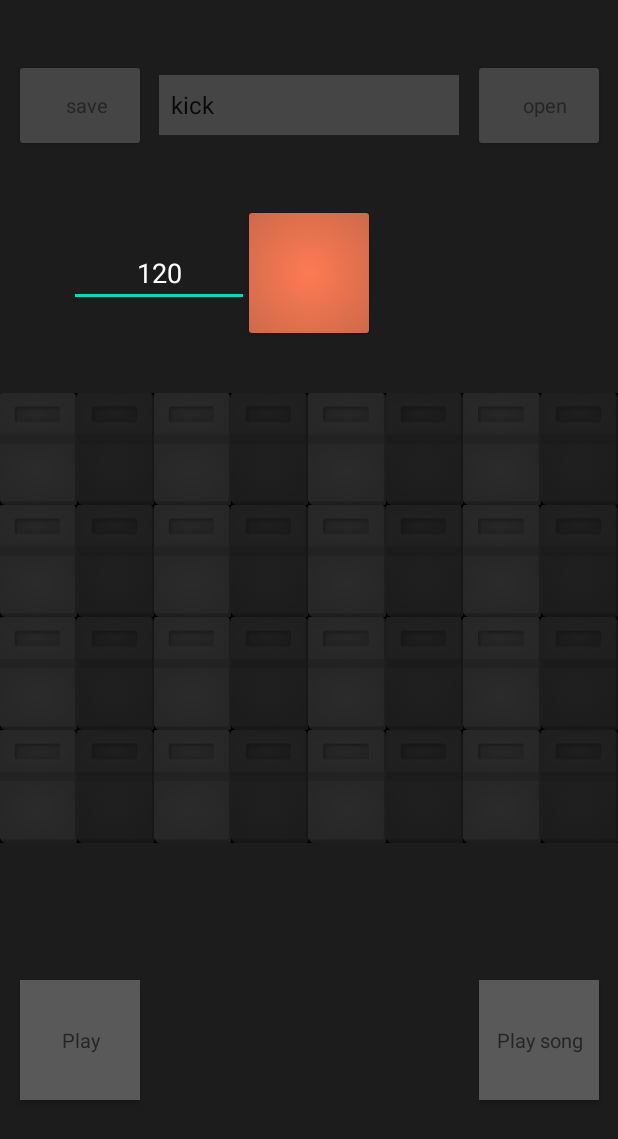
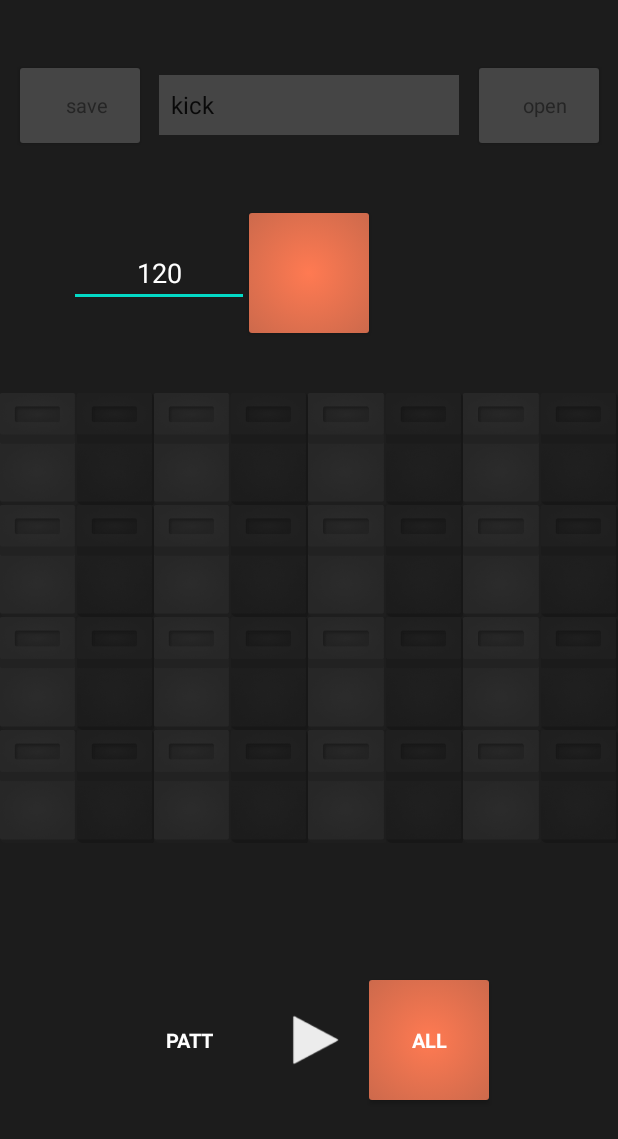
Before and after one commit to ivansavrikov/DrumPartsCreator, an Android app: the screen it shows after launch (RhythmicGridActivity), after a tap on "RG", on a phone screen of 412 x 824 dp. Shown: the top 1139 px of the screen. Run offline under Robolectric (Android 15) with nearby library versions, the phone set to English and light mode, and no system bars.

Commit message:
Оптимизация, обновил дизайн

```diff
--- a/app/src/main/java/com/example/courseproject/RealTimeRhythm.kt
+++ b/app/src/main/java/com/example/courseproject/RealTimeRhythm.kt
@@ -3,28 +3,17 @@ package com.example.courseproject
 import android.content.Intent
 import android.media.MediaPlayer
 import android.media.SoundPool
-import android.net.Uri
 import android.os.Bundle
-import android.text.Editable
-import android.text.TextWatcher
 import android.view.MotionEvent
 import android.view.View
 import android.view.View.OnClickListener
 import android.widget.*
-import android.widget.CompoundButton.OnCheckedChangeListener
 import androidx.appcompat.app.AppCompatActivity
 import com.example.courseproject.core.ManeValues
-import java.util.*
-import kotlin.concurrent.timerTask
 
 class RealTimeRhythm : AppCompatActivity() {
     override fun onCreate(savedInstanceState: Bundle?) {
         super.onCreate(savedInstanceState)
-        window.decorView.systemUiVisibility = (
-                View.SYSTEM_UI_FLAG_FULLSCREEN
-                        or View.SYSTEM_UI_FLAG_HIDE_NAVIGATION
-                        or View.SYSTEM_UI_FLAG_IMMERSIVE_STICKY)
-
         setContentView(R.layout.activity_real_time_rhythm)
 
         ManeValues.metronomeBeepDPlayer = MediaPlayer.create(this, R.raw.rim)
@@ -45,7 +34,7 @@ class RealTimeRhythm : AppCompatActivity() {
         ManeValues.pads[4] = ManeValues.soundPools[4].load(this, R.raw.rim, 0)
         ManeValues.pads[5] = ManeValues.soundPools[5].load(this, R.raw.clap, 0)
         ManeValues.pads[6] = ManeValues.soundPools[6].load(this, R.raw.cowbell, 0)
-        ManeValues.pads[7] = ManeValues.soundPools[7].load(this, R.raw.vox, 0)
+        ManeValues.pads[7] = ManeValues.soundPools[7].load(this, R.raw.lazer, 0)
         ManeValues.pads[8] = ManeValues.soundPools[8].load(this, R.raw.bass_808, 0)
 
 
--- a/app/src/main/java/com/example/courseproject/RhythmicGridActivity.kt
+++ b/app/src/main/java/com/example/courseproject/RhythmicGridActivity.kt
@@ -12,6 +12,8 @@ import com.example.courseproject.core.ManeValues
 import com.example.courseproject.core.Project808
 import com.example.courseproject.database.DBManager
 import kotlinx.coroutines.*
+import kotlinx.coroutines.sync.Mutex
+import kotlinx.coroutines.sync.withLock
 import kotlinx.serialization.json.Json
 import java.util.*
 import kotlin.concurrent.timerTask
@@ -21,24 +23,24 @@ class RhythmicGridActivity : AppCompatActivity() {
     private lateinit var btnOpen: Button
     private lateinit var btnPlayCurrentPattern: ToggleButton
     private lateinit var btnPlayAllPatterns: ToggleButton
+    private lateinit var btnPlay: ToggleButton
     private var buttonSteps: MutableList<ToggleButton> = mutableListOf()
     private var currentPatternIndex: Int = 0
 
     private lateinit var editTextBpm: EditText
+    private lateinit var btnMetronome: ToggleButton
+
+    private val mutex = Mutex()
 
     override fun onCreate(savedInstanceState: Bundle?) {
         super.onCreate(savedInstanceState)
-        window.decorView.systemUiVisibility = (
-                View.SYSTEM_UI_FLAG_FULLSCREEN
-                        or View.SYSTEM_UI_FLAG_HIDE_NAVIGATION
-                        or View.SYSTEM_UI_FLAG_IMMERSIVE_STICKY)
 
         setContentView(R.layout.activity_rhythmic_grid)
 
         editTextBpm = findViewById(R.id.editTextBpm)
         editTextBpm.addTextChangedListener(onChangeBpm)
 
-        val btnMetronome: ToggleButton = findViewById(R.id.btnMetronome)
+        btnMetronome = findViewById(R.id.btnMetronome)
         btnMetronome.setOnCheckedChangeListener(myCheckedChangeListener)
 
         val spinner: Spinner = findViewById(R.id.spinner)
@@ -63,11 +65,16 @@ class RhythmicGridActivity : AppCompatActivity() {
         btnSave.setOnClickListener(onClick)
         btnOpen.setOnClickListener(onClick)
 
+
+        btnPlay = findViewById(R.id.btnPlay)
+        btnPlay.setOnCheckedChangeListener(performPlayback)
+
         btnPlayCurrentPattern = findViewById(R.id.btnPlayCurrentPattern)
         btnPlayCurrentPattern.setOnCheckedChangeListener(performPlayback)
 
         btnPlayAllPatterns = findViewById(R.id.btnPlayAllPatterns)
         btnPlayAllPatterns.setOnCheckedChangeListener(performPlayback)
+        btnPlayAllPatterns.isChecked = true
 
         val gridLayout = findViewById<GridLayout>(R.id.gridLayout)
         val rowCount = 4
@@ -114,52 +121,79 @@ class RhythmicGridActivity : AppCompatActivity() {
             ManeValues.steps[step] = isChecked
             ManeValues.patterns[currentPatternIndex][step] = isChecked
 
-            if(view.isChecked && !btnPlayAllPatterns.isChecked && !btnPlayCurrentPattern.isChecked)
+            if(view.isChecked && !btnPlay.isChecked)
                 playPadCutItself(ManeValues.currentPad, currentPatternIndex)
             fillRhythmicStep(buttonSteps[step])
         }
 
-    private lateinit var currentPlayback :Job
+    private var currentPlayback :Job? = null
+
+    private fun playback(){
+        currentPlayback?.cancel()
+        if (btnPlay.isChecked){
+            if(btnPlayCurrentPattern.isChecked && !btnPlayAllPatterns.isChecked)
+                currentPlayback = playCurrentPattern()
+            else if(btnPlayAllPatterns.isChecked && !btnPlayCurrentPattern.isChecked)
+                currentPlayback = playAllPatterns()
+            currentPlayback?.start()
+        } else if(!btnPlay.isChecked){
+            currentPlayback?.cancel()
+        }
+    }
 
     private val performPlayback =
         CompoundButton.OnCheckedChangeListener { view, isChecked ->
             when(view.id){
+
+                R.id.btnPlay -> {
+                    if(isChecked){
+                        playback()
+                    } else{
+                        currentPlayback?.cancel()
+                    }
+                }
+
                 R.id.btnPlayCurrentPattern -> {
                     if (isChecked){
-                        currentPlayback = playCurrentPattern()
-                        currentPlayback.start()
-                    } else {
-                        currentPlayback.cancel()
+                        btnPlayAllPatterns.isChecked = false
+                        playback()
+                    } else{
+                        btnPlayAllPatterns.isChecked = true
                     }
                 }
                 R.id.btnPlayAllPatterns -> {
                     if (isChecked){
-                        currentPlayback = playAllPatterns()
-                        currentPlayback.start()
-                    } else {
-                        currentPlayback.cancel()
+                        btnPlayCurrentPattern.isChecked = false
+                        playback()
+                    } else{
+                        btnPlayCurrentPattern.isChecked = true
                     }
                 }
             }
         }
 
-    private var startTime = System.currentTimeMillis() //testing
-    private var endTime = System.currentTimeMillis() //testing
-    private var totalTime = System.currentTimeMillis() //testing
-
     private fun playPadCutItself(pad: Int, pool: Int){
         ManeValues.soundPools[pool].play(pad, 1.0f, 1.0f, 0, 0, 1.0f)
     }
 
+    private var startTime = System.currentTimeMillis() //начало воспроизведение ритмического шага
+    private var endTime = System.currentTimeMillis() //конец воспроизведение ритмического шага
+    private var totalTime = System.currentTimeMillis() //общее время воспроизведение ритмического шага
+
+
     private fun playCurrentPattern() :Job {
-        return CoroutineScope(Dispatchers.Default).launch(start = CoroutineStart.LAZY) {
+        return CoroutineScope(Dispatchers.IO).launch(start = CoroutineStart.LAZY) {
+            mutex.withLock {
                 ensureActive()
                 while (true){
                     repeat(ManeValues.steps.size) {step ->
+                        startTime = System.currentTimeMillis()
                         try {
                             buttonSteps[step].setBackgroundResource(R.drawable.step_button_played)
                             if (ManeValues.steps[step]) playPadCutItself(ManeValues.currentPad, currentPatternIndex)
-                        delay(ManeValues.stepDuration)
+                            endTime = System.currentTimeMillis()
+                            totalTime = endTime - startTime
+                            delay(ManeValues.stepDuration - totalTime)
                             fillRhythmicStep(buttonSteps[step])
                         } finally {
                             fillRhythmicStep(buttonSteps[step])
@@ -168,22 +202,28 @@ class RhythmicGridActivity : AppCompatActivity() {
                 }
             }
         }
+    }
 
     private fun playAllPatterns() :Job {
         return CoroutineScope(Dispatchers.Default).launch(start = CoroutineStart.LAZY) {
+            mutex.withLock {
                 ensureActive()
                 while (true){
                     repeat(ManeValues.steps.size){step ->
+                        startTime = System.currentTimeMillis()
                         try {
                             ManeValues.pads.forEachIndexed{ pattern, pad ->
                                 if(ManeValues.patterns[pattern][step])
                                     ManeValues.soundPools[pattern].play(pad, 1.0f, 1.0f, 0, 0, 1.0f)
                             }
                             buttonSteps[step].setBackgroundResource(R.drawable.step_button_played)
-                        delay(ManeValues.stepDuration)
+                            endTime = System.currentTimeMillis()
+                            totalTime = endTime - startTime
+                            delay(ManeValues.stepDuration - totalTime)
                             fillRhythmicStep(buttonSteps[step])
                         } finally {
                             fillRhythmicStep(buttonSteps[step])
+                        }
                     }
                 }
             }
@@ -312,4 +352,24 @@ class RhythmicGridActivity : AppCompatActivity() {
         timer = null
         tickCount = 0
     }
+
+    override fun onPause() {
+        super.onPause()
     }
+    override fun onStop() {
+        super.onStop()
+        metronomeStop()
+        btnPlay.isChecked = false
+        currentPlayback?.cancel()
+        btnMetronome.isChecked = false
+    }
+    override fun onDestroy() {
+        super.onDestroy()
+        metronomeStop()
+        currentPlayback?.cancel()
+
+        ManeValues.soundPools.forEach{soundPool ->
+            soundPool.release()
+        }
+    }
+}
--- a/app/src/main/java/com/example/courseproject/SplashScreenActivity.kt
+++ b/app/src/main/java/com/example/courseproject/SplashScreenActivity.kt
@@ -3,7 +3,6 @@ package com.example.courseproject
 import android.content.Intent
 import androidx.appcompat.app.AppCompatActivity
 import android.os.Bundle
-import android.view.View
 
 class SplashScreenActivity : AppCompatActivity() {
     override fun onCreate(savedInstanceState: Bundle?) {
--- a/app/src/main/java/com/example/courseproject/database/DBManager.kt
+++ b/app/src/main/java/com/example/courseproject/database/DBManager.kt
@@ -13,7 +13,7 @@ class DBManager(context: Context) {
     }
 
     fun insert(title: String, data: String){
-        var values = ContentValues().apply {
+        val values = ContentValues().apply {
             put(DBConstants.COLUMN_NAME_TITLE, title)
             put(DBConstants.COLUMN_NAME_DATA, data)
         }
--- /dev/null
+++ b/app/src/main/res/drawable/play_toggle_button.xml
@@ -0,0 +1,5 @@
+<?xml version="1.0" encoding="utf-8"?>
+<selector xmlns:android="http://schemas.android.com/apk/res/android">
+    <item android:drawable="@drawable/pause" android:state_checked="true"/>
+    <item android:drawable="@drawable/play" android:state_checked="false"/>
+</selector>
--- /dev/null
+++ b/app/src/main/res/drawable/toggle_button.xml
@@ -0,0 +1,5 @@
+<?xml version="1.0" encoding="utf-8"?>
+<selector xmlns:android="http://schemas.android.com/apk/res/android">
+    <item android:drawable="@drawable/button_enabled" android:state_checked="true"/>
+    <item android:drawable="@color/transparent" android:state_checked="false"/>
+</selector>
--- a/app/src/main/res/layout/activity_rhythmic_grid.xml
+++ b/app/src/main/res/layout/activity_rhythmic_grid.xml
@@ -64,35 +64,49 @@
 
     <ToggleButton
         android:id="@+id/btnPlayCurrentPattern"
-        style="@style/button"
+        style="@style/toggle_button"
         android:layout_width="80dp"
         android:layout_height="80dp"
-        android:background="#595959"
         android:checked="false"
         android:gravity="center"
         android:paddingStart="0dp"
-        android:textOff="Play"
-        android:textOn="Stop"
-        app:layout_constraintBottom_toBottomOf="parent"
-        app:layout_constraintEnd_toStartOf="@+id/spinner"
-        app:layout_constraintStart_toStartOf="parent"
-        app:layout_constraintTop_toBottomOf="@+id/gridLayout" />
+        android:textOff="PATT"
+        android:textOn="PATT"
+        android:textColor="@color/white"
+        android:textStyle="bold"
+        app:layout_constraintEnd_toStartOf="@+id/btnPlay"
+        app:layout_constraintTop_toTopOf="@+id/btnPlay" />
 
     <ToggleButton
         android:id="@+id/btnPlayAllPatterns"
-        style="@style/button"
+        style="@style/toggle_button"
         android:layout_width="80dp"
         android:layout_height="80dp"
-        android:background="#595959"
         android:checked="false"
         android:gravity="center"
         android:paddingStart="0dp"
-        android:textOff="Play song"
-        android:textOn="Stop song"
+        android:textColor="@color/white"
+        android:textStyle="bold"
+        android:textOff="ALL"
+        android:textOn="ALL"
+        app:layout_constraintBottom_toBottomOf="@+id/btnPlay"
+        app:layout_constraintStart_toEndOf="@+id/btnPlay" />
+
+    <ToggleButton
+        android:id="@+id/btnPlay"
+        android:background="@drawable/play_toggle_button"
+        android:layout_width="80dp"
+        android:layout_height="80dp"
+        android:checked="false"
+        android:gravity="center"
+        android:paddingStart="0dp"
+        android:textOff=""
+        android:textOn=""
         app:layout_constraintBottom_toBottomOf="parent"
-        app:layout_constraintEnd_toEndOf="parent"
-        app:layout_constraintStart_toEndOf="@+id/spinner"
+        app:layout_constraintEnd_toEndOf="@+id/gridLayout"
+        app:layout_constraintStart_toStartOf="@+id/gridLayout"
         app:layout_constraintTop_toBottomOf="@+id/gridLayout" />
+
 
     <Spinner
         android:id="@+id/spinner"
@@ -112,8 +126,7 @@
         app:layout_constraintBottom_toBottomOf="parent"
         app:layout_constraintEnd_toEndOf="parent"
         app:layout_constraintStart_toStartOf="parent"
-        app:layout_constraintTop_toTopOf="parent"
-        android:background="@color/black">
+        app:layout_constraintTop_toTopOf="parent">
 
     </GridLayout>
 
--- a/app/src/main/res/values/strings.xml
+++ b/app/src/main/res/values/strings.xml
@@ -8,7 +8,7 @@
     <string name="pad5_name">rim</string>
     <string name="pad6_name">clap</string>
     <string name="pad7_name">cowbell</string>
-    <string name="pad8_name">vox</string>
+    <string name="pad8_name">laser</string>
     <string name="pad9_name">808</string>
 
     <string name="pad10_name">temp</string>
--- a/app/src/main/res/values/styles.xml
+++ b/app/src/main/res/values/styles.xml
@@ -9,4 +9,12 @@
         <item name="android:focusable">true</item>
         <item name="android:clickable">true</item>
     </style>
+
+    <style name="toggle_button" parent="@android:style/Widget.Button">
+        <item name="android:padding">0dp</item>
+        <item name="android:paddingStart">8dp</item>
+        <item name="android:textColor">#252525</item>
+        <item name="android:textSize">6pt</item>
+        <item name="android:background">@drawable/toggle_button</item>
+    </style>
 </resources>
```
Also changed, not shown: app/src/main/java/com/example/courseproject/core/ManeValues.kt (+0 -13 lines), app/src/main/res/drawable/pause.png (added), app/src/main/res/drawable/play.png (added), app/src/main/res/drawable/play_mode_off.png (added), app/src/main/res/drawable/play_mode_on.png (added). Lines whose indentation alone changed are shown as unchanged.
